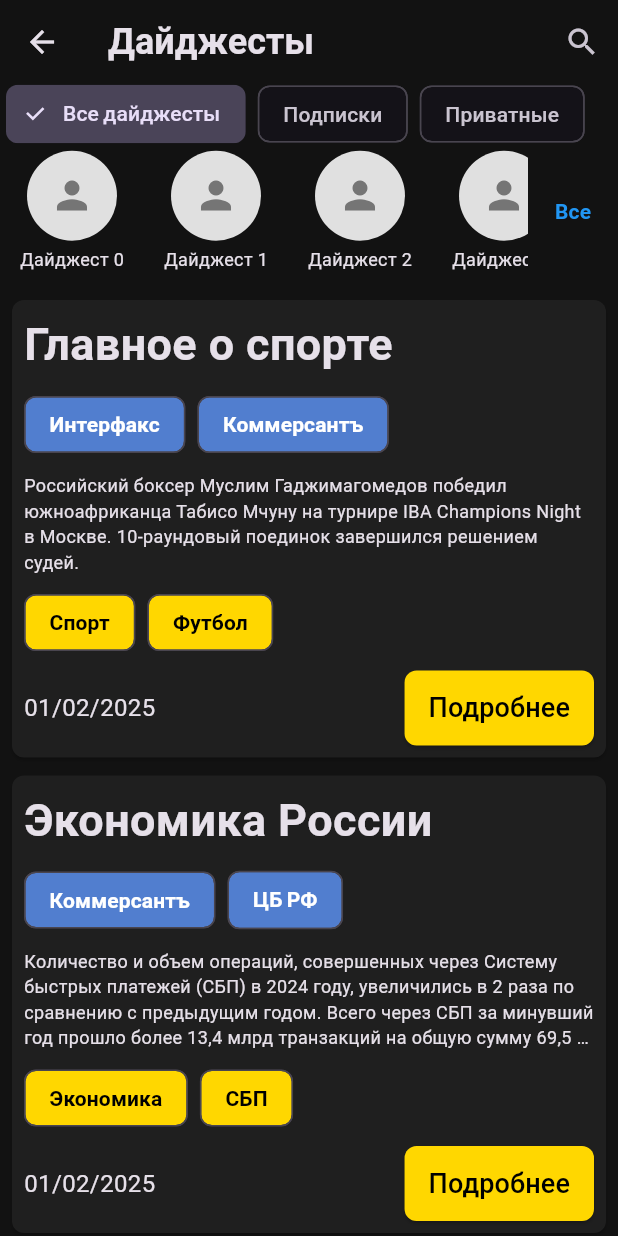
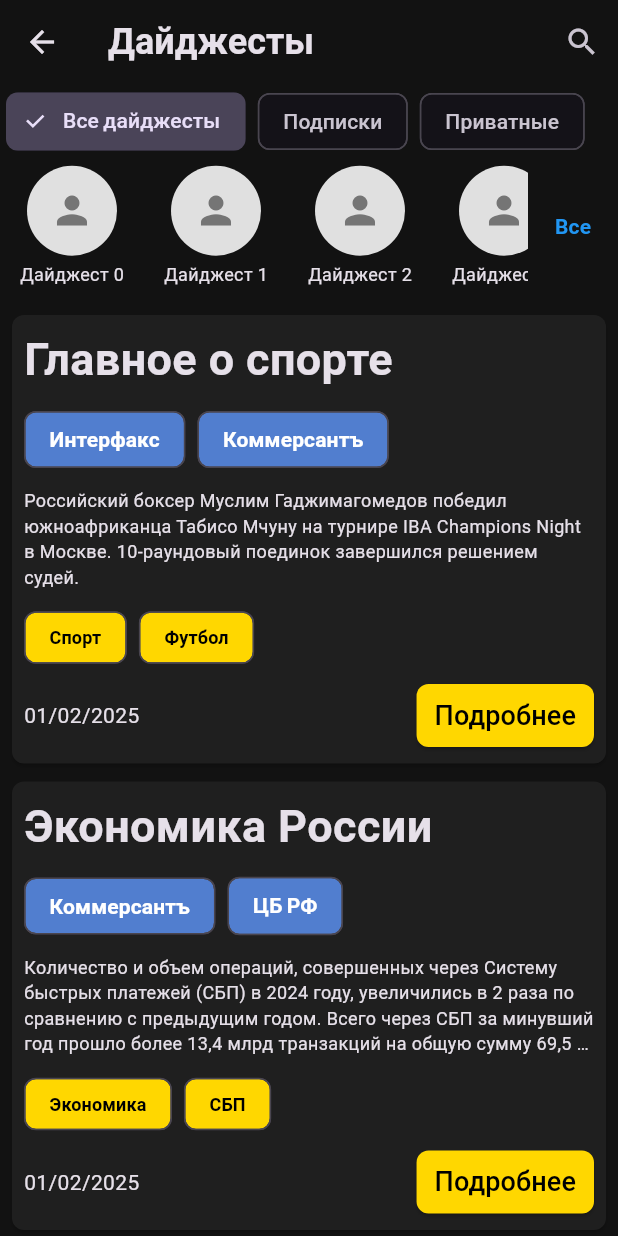
Before and after one commit to KcasTischaWattt/crosswords-mobile-app, a Flutter app: the DigestsPage screen opened directly, on a phone screen of 412 x 824 dp. Run offline on Flutter 3.47's test engine with Material 3 defaults, Android fonts, the phone set to English and light mode, and no system bars; our stand-ins replace google_fonts, velocity_x.

Commit message:
Adjust layout and styling in digests page for improved readability

```diff
--- a/lib/screens/digests_page.dart
+++ b/lib/screens/digests_page.dart
@@ -25,7 +25,7 @@ class _DigestsPageState extends State<DigestsPage> {
     final categories = ["Все дайджесты", "Подписки", "Приватные"];
 
     return SizedBox(
-      height: 40,
+      height: 50,
       child: ListView.builder(
           scrollDirection: Axis.horizontal,
           itemCount: categories.length,
@@ -153,9 +153,10 @@ class _DigestsPageState extends State<DigestsPage> {
 
                 const SizedBox(height: 8),
 
-                // Текст дайджеста (обрезаем на несколько строк)
+                // Текст дайджеста
                 digest.text.text
                     .color(Theme.of(context).textTheme.bodyMedium!.color!)
+                    .size(24)
                     .maxLines(4)
                     .ellipsis
                     .make(),
@@ -171,25 +172,28 @@ class _DigestsPageState extends State<DigestsPage> {
                       label: Text(
                         tag,
                         style: const TextStyle(
-                            color: Colors.black, fontWeight: FontWeight.bold),
+                            color: Colors.black,
+                            fontSize: 12,
+                            fontWeight: FontWeight.bold),
                       ),
                       backgroundColor: Theme.of(context).primaryColor,
                     );
                   }).toList(),
                 ),
 
-                const SizedBox(height: 8),
+                const SizedBox(height: 4),
 
                 // Дата и кнопка Подробнее
                 Row(
                   mainAxisAlignment: MainAxisAlignment.spaceBetween,
                   children: [
                     digest.date.text
+                        .size(14)
                         .color(Theme.of(context).textTheme.bodySmall!.color!)
                         .make(),
                     ElevatedButton(
                       onPressed: () {
-                        // Переход на страницу деталей дайджеста
+                        // TODO Переход на страницу деталей дайджеста
                         ScaffoldMessenger.of(context).showSnackBar(
                           SnackBar(
                               content:
@@ -199,7 +203,7 @@ class _DigestsPageState extends State<DigestsPage> {
                       style: ElevatedButton.styleFrom(
                         backgroundColor: Theme.of(context).primaryColor,
                         padding: const EdgeInsets.symmetric(
-                            horizontal: 16, vertical: 12),
+                            horizontal: 12, vertical: 8),
                         shape: RoundedRectangleBorder(
                             borderRadius: BorderRadius.circular(8)),
                       ),
```
